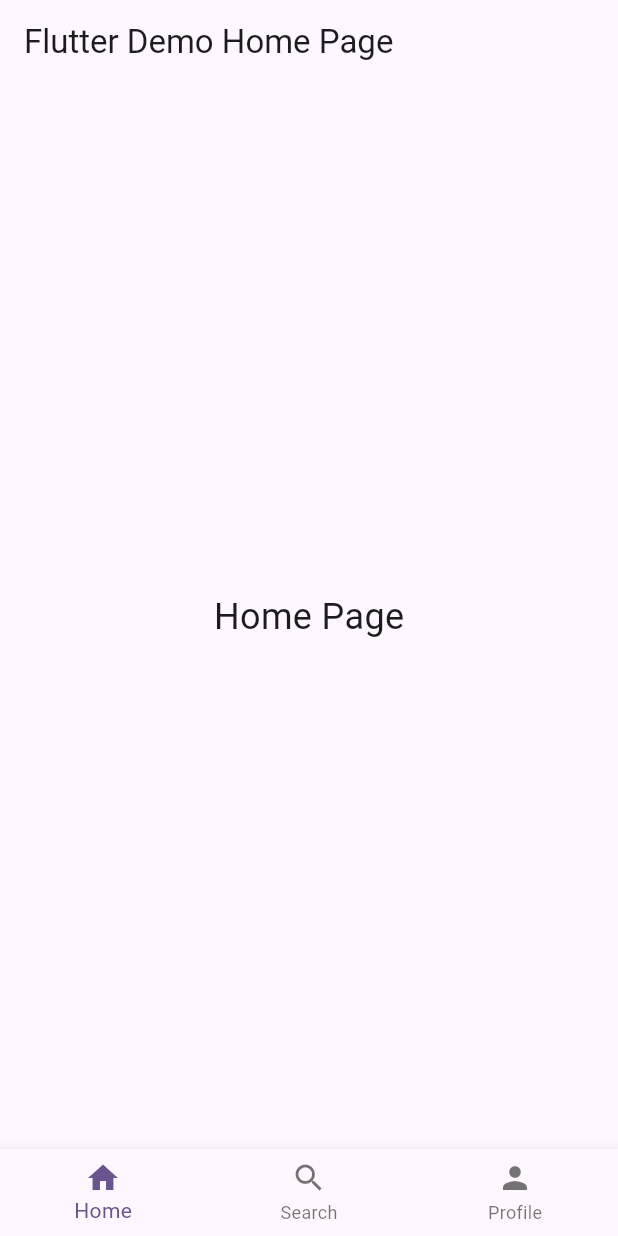
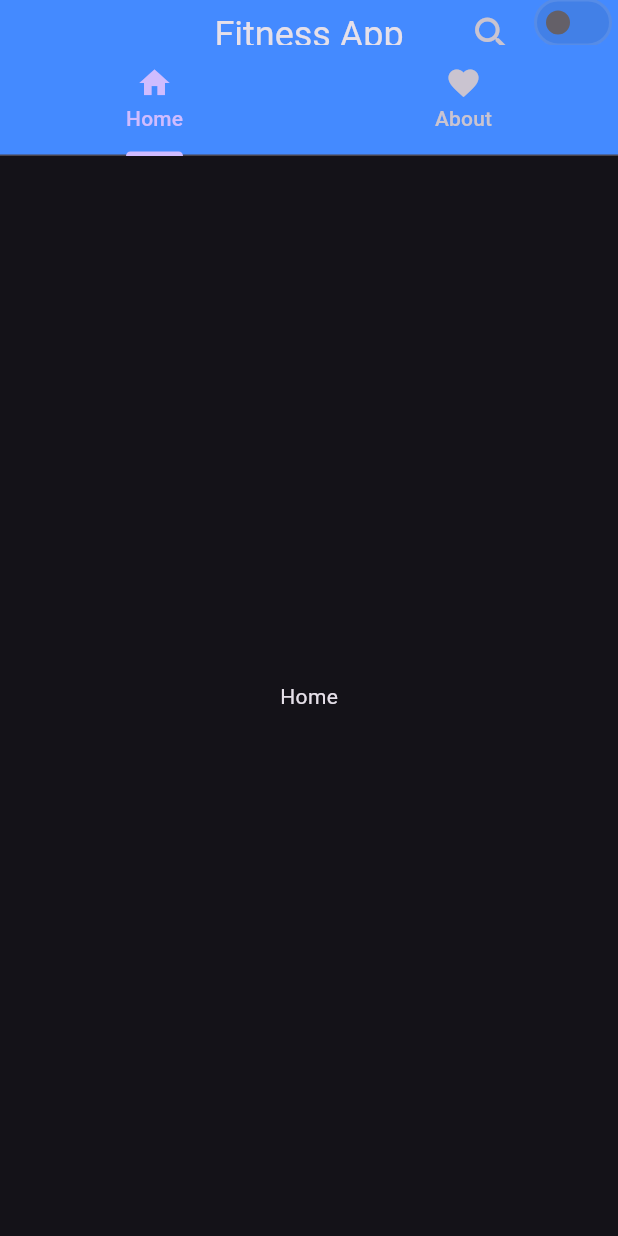
Before and after one commit to MuhammadAqeel1209/Flutter_Project_University, a Flutter app: the screen it shows after launch, on a phone screen of 412 x 824 dp. Run offline on Flutter 3.47's test engine with Material 3 defaults, Android fonts, the phone set to English and light mode, and no system bars.

Commit message:
app bar
Signed-off-by: Muhammad Aqeel <104295133+Aqeel785@users.noreply.github.com>

```diff
--- /dev/null
+++ b/gym_app/lib/about.dart
@@ -0,0 +1,17 @@
+import 'package:flutter/material.dart';
+
+
+class About extends StatelessWidget {
+  const About({super.key});
+
+  @override
+  Widget build(BuildContext context) {
+    return const SafeArea(child:
+    Scaffold(
+      body: Center(
+          child: Text("About")
+      ),
+    ),
+    );
+  }
+}
--- /dev/null
+++ b/gym_app/lib/appbar.dart
@@ -0,0 +1,47 @@
+import 'package:flutter/material.dart';
+
+class CustomAppBar extends StatelessWidget implements PreferredSizeWidget {
+  const CustomAppBar({super.key});
+
+  @override
+  Widget build(BuildContext context) {
+    return SafeArea(
+      child: AppBar(
+        // Add padding to the AppBar itself
+        toolbarHeight: 80.0,
+        title:const Padding(
+          padding: EdgeInsets.only(
+              top: 16.0),
+          child: Text(
+            "Fitness App",
+            style: TextStyle(fontSize: 24), // Adjust font size if necessary
+          ),
+        ),
+        centerTitle: true,
+        actions: [
+          IconButton(
+            icon: const Icon(Icons.search, size: 30),
+            onPressed: () {
+              // Implement search functionality here
+            },
+          ),
+          // Toggle Button (Switch) without any action
+          const Switch(
+            value:
+                false, // Change this to true if you want it to be initially toggled on
+            onChanged: null, // No action performed on change
+          ),
+        ],
+        bottom: const TabBar(
+          tabs: [
+            Tab(icon: Icon(Icons.home), text: "Home"),
+            Tab(icon: Icon(Icons.favorite), text: "About"),
+          ],
+        ),
+      ),
+    );
+  }
+
+  @override
+  Size get preferredSize => const Size.fromHeight(kToolbarHeight + 48.0);
+}
--- /dev/null
+++ b/gym_app/lib/home.dart
@@ -0,0 +1,17 @@
+import 'package:flutter/material.dart';
+
+
+class Home extends StatelessWidget {
+  const Home({super.key});
+
+  @override
+  Widget build(BuildContext context) {
+    return const SafeArea(child:
+    Scaffold(
+      body: Center(
+          child: Text("Home")
+      ),
+    ),
+    );
+  }
+}
--- a/gym_app/lib/main.dart
+++ b/gym_app/lib/main.dart
@@ -1,4 +1,7 @@
 import 'package:flutter/material.dart';
+import 'package:gym_app/appbar.dart';
+import 'package:gym_app/home.dart';
+import 'package:gym_app/about.dart';
 
 void main() {
   runApp(const MyApp());
@@ -10,67 +13,38 @@ class MyApp extends StatelessWidget {
   @override
   Widget build(BuildContext context) {
     return MaterialApp(
-      title: 'Flutter Demo',
+      debugShowCheckedModeBanner: false,
       theme: ThemeData(
-        colorScheme: ColorScheme.fromSeed(seedColor: Colors.deepPurple),
+        primaryColor: Colors.blueAccent,
+        brightness: Brightness.dark,
         useMaterial3: true,
+        appBarTheme: const AppBarTheme(
+          color: Colors.blueAccent,
+        ),
       ),
-      home: const MyHomePage(title: 'Flutter Demo Home Page'),
+      home: const MyHomePage(),
     );
   }
 }
 
-class MyHomePage extends StatefulWidget {
-  const MyHomePage({super.key, required this.title});
-
-  final String title;
-
-  @override
-  State<MyHomePage> createState() => _MyHomePageState();
-}
-
-class _MyHomePageState extends State<MyHomePage> {
-  int _selectedIndex = 0;
-
-  static const List<Widget> _widgetOptions = <Widget>[
-    Text('Home Page', style: TextStyle(fontSize: 24)),
-    Text('Search Page', style: TextStyle(fontSize: 24)),
-    Text('Profile Page', style: TextStyle(fontSize: 24)),
-  ];
-
-  void _onItemTapped(int index) {
-    setState(() {
-      _selectedIndex = index;
-    });
-  }
+class MyHomePage extends StatelessWidget { // Changed to StatelessWidget
+  const MyHomePage({super.key});
 
   @override
   Widget build(BuildContext context) {
-    return Scaffold(
-      appBar: AppBar(
-        title: Text(widget.title),
-      ),
-      body: Center(
-        child: _widgetOptions.elementAt(_selectedIndex),
-      ),
-      bottomNavigationBar: BottomNavigationBar(
-        items: const <BottomNavigationBarItem>[
-          BottomNavigationBarItem(
-            icon: Icon(Icons.home),
-            label: 'Home',
+    return const SafeArea(
+      child: DefaultTabController(
+        length: 3,
+        initialIndex: 0,
+        child: Scaffold(
+          appBar: CustomAppBar(),
+          body: TabBarView(
+            children: [
+              Home(),
+              About(),
+            ],
           ),
-          BottomNavigationBarItem(
-            icon: Icon(Icons.search),
-            label: 'Search',
-          ),
-          BottomNavigationBarItem(
-            icon: Icon(Icons.person),
-            label: 'Profile',
-          ),
-        ],
-        currentIndex: _selectedIndex,
-        selectedItemColor: Theme.of(context).colorScheme.primary,
-        onTap: _onItemTapped,
+        ),
       ),
     );
   }
```
